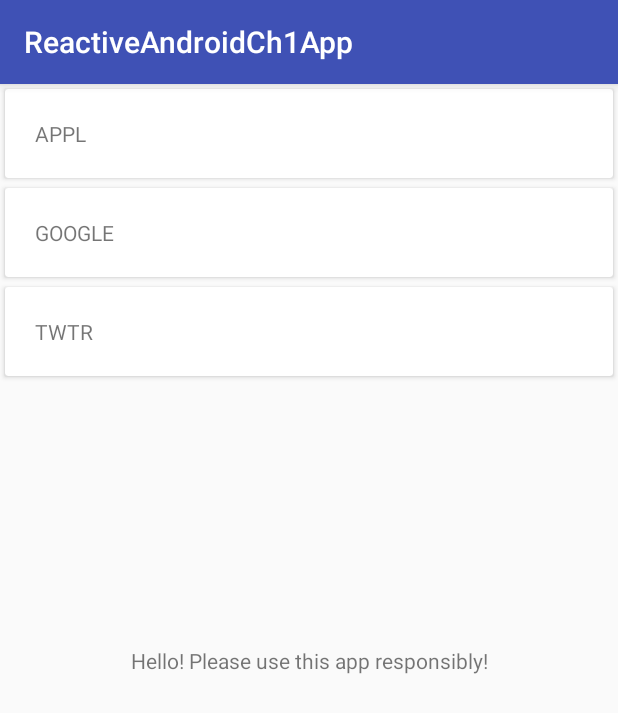
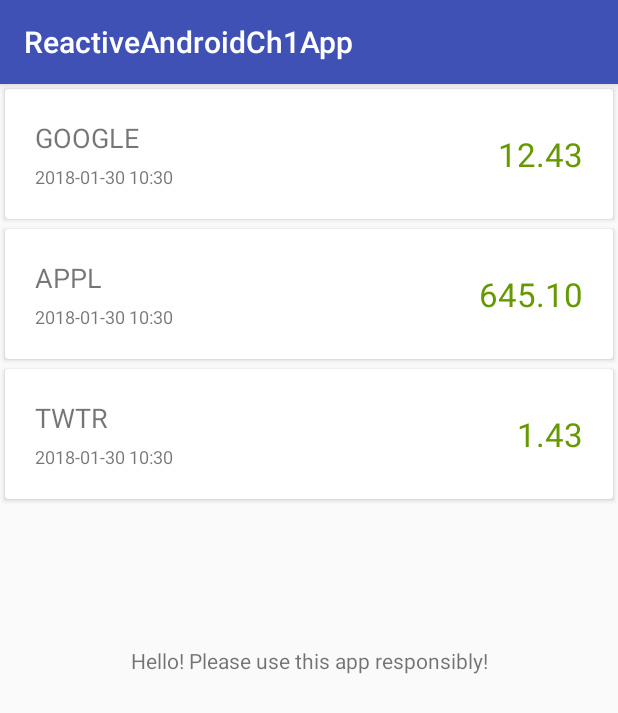
Before and after one commit to lokinmodar/ReactiveAndroidCh1App, an Android app: the screen it shows after launch (MainActivity), on a phone screen of 412 x 824 dp. Shown: the top 713 px of the screen. Run offline under Robolectric (Android 15) with nearby library versions, the phone set to English and light mode, and no system bars; our stand-ins replace ButterKnife, RxJava.

Commit message:
Proceeding with Book Chapter 1 examples - part 2
Added new elements to the Stock Items CardViews and updated the other supporting code to reflect it.
Observable.just inserts 3 items into the RecyclerView.

```diff
--- a/app/src/main/java/br/com/theoldpinkeye/reactiveandroidch1app/MainActivity.java
+++ b/app/src/main/java/br/com/theoldpinkeye/reactiveandroidch1app/MainActivity.java
@@ -5,6 +5,8 @@ import android.os.Bundle;
 import android.support.v7.widget.LinearLayoutManager;
 import android.support.v7.widget.RecyclerView;
 import android.widget.TextView;
+
+import java.util.Date;
 
 import butterknife.BindView;
 import butterknife.ButterKnife;
@@ -45,10 +47,13 @@ public class MainActivity extends AppCompatActivity {
                     }
                 });
 
-        Observable.just("APPL", "GOOGLE", "TWTR")
-                .subscribe(new Consumer<String>() {
+        Observable.just(
+                new StockUpdate("GOOGLE", 12.43, new Date()),
+                new StockUpdate("APPL", 645.1, new Date()),
+                new StockUpdate("TWTR", 1.43, new Date()))
+                .subscribe(new Consumer<StockUpdate>() {
                     @Override
-                    public void accept(String stockSymbol) {
+                    public void accept(StockUpdate stockSymbol) {
                         stockDataAdapter.add(stockSymbol);
                     }
                 });
--- a/app/src/main/java/br/com/theoldpinkeye/reactiveandroidch1app/StockDataAdapter.java
+++ b/app/src/main/java/br/com/theoldpinkeye/reactiveandroidch1app/StockDataAdapter.java
@@ -13,7 +13,7 @@ import java.util.List;
  */
 
 public class StockDataAdapter extends RecyclerView.Adapter<StockUpdateViewHolder> {
-    private final List<String> data = new ArrayList<>();
+    private final List<StockUpdate> data = new ArrayList<>();
     @Override
     public StockUpdateViewHolder onCreateViewHolder(ViewGroup parent,
                                                     int viewType) {
@@ -23,15 +23,18 @@ public class StockDataAdapter extends RecyclerView.Adapter<StockUpdateViewHolder
         return vh;
     }
     @Override
-    public void onBindViewHolder(StockUpdateViewHolder holder, int
-            position) {
-        holder.stockSymbol.setText(data.get(position));
+    public void onBindViewHolder(StockUpdateViewHolder holder, int position) {
+        StockUpdate stockUpdate = data.get(position);
+        holder.setStockSymbol(stockUpdate.getStockSymbol());
+        holder.setPrice(stockUpdate.getPrice());
+        holder.setDate(stockUpdate.getDate());
     }
     @Override
     public int getItemCount() {
         return data.size();
     }
-    public void add(String stockSymbol) {
+
+    public void add(StockUpdate stockSymbol) {
         this.data.add(stockSymbol);
         notifyItemInserted(data.size() - 1);
     }
--- /dev/null
+++ b/app/src/main/java/br/com/theoldpinkeye/reactiveandroidch1app/StockUpdate.java
@@ -0,0 +1,29 @@
+package br.com.theoldpinkeye.reactiveandroidch1app;
+
+import java.io.Serializable;
+import java.math.BigDecimal;
+import java.util.Date;
+
+/**
+ * Created by Just Us on 29/01/2018.
+ */
+
+public class StockUpdate implements Serializable {
+    private final String stockSymbol;
+    private final BigDecimal price;
+    private final Date date;
+    public StockUpdate(String stockSymbol, double price, Date date) {
+        this.stockSymbol = stockSymbol;
+        this.price = new BigDecimal(price);
+        this.date = date;
+    }
+    public String getStockSymbol() {
+        return stockSymbol;
+    }
+    public BigDecimal getPrice() {
+        return price;
+    }
+    public Date getDate() {
+        return date;
+    }
+}
--- a/app/src/main/java/br/com/theoldpinkeye/reactiveandroidch1app/StockUpdateViewHolder.java
+++ b/app/src/main/java/br/com/theoldpinkeye/reactiveandroidch1app/StockUpdateViewHolder.java
@@ -1,8 +1,14 @@
 package br.com.theoldpinkeye.reactiveandroidch1app;
 
 import android.support.v7.widget.RecyclerView;
+import android.text.format.DateFormat;
 import android.view.View;
 import android.widget.TextView;
+
+import java.math.BigDecimal;
+import java.text.DecimalFormat;
+import java.text.NumberFormat;
+import java.util.Date;
 
 import butterknife.BindView;
 import butterknife.ButterKnife;
@@ -14,6 +20,24 @@ import butterknife.ButterKnife;
 public class StockUpdateViewHolder extends RecyclerView.ViewHolder {
     @BindView(R.id.stock_item_symbol)
     TextView stockSymbol;
+    @BindView(R.id.stock_item_date)
+    TextView date;
+    @BindView(R.id.stock_item_price)
+    TextView price;
+    private static final NumberFormat PRICE_FORMAT = new
+            DecimalFormat("#0.00");
+    public void setStockSymbol(String stockSymbol) {
+        this.stockSymbol.setText(stockSymbol);
+    }
+    public void setPrice(BigDecimal price) {
+        this.price.setText(PRICE_FORMAT.format(price.floatValue()));
+    }
+    public void setDate(Date date) {
+        this.date.setText(DateFormat.format("yyyy-MM-dd hh:mm", date));
+    }
+
+
+
     public StockUpdateViewHolder(View v) {
         super(v);
         ButterKnife.bind(this, v);
--- a/app/src/main/res/layout/stock_update_item.xml
+++ b/app/src/main/res/layout/stock_update_item.xml
@@ -4,9 +4,37 @@
     android:layout_width="match_parent"
     android:layout_height="wrap_content"
     android:layout_margin="3dp">
-    <TextView
-        android:id="@+id/stock_item_symbol"
-        android:layout_width="wrap_content"
-        android:layout_height="match_parent"
-        android:layout_margin="20dp" />
+    <RelativeLayout
+        android:layout_width="match_parent"
+        android:layout_height="wrap_content"
+        android:padding="20dp">
+        <TextView
+            android:id="@+id/stock_item_symbol"
+            android:layout_width="wrap_content"
+            android:layout_height="match_parent"
+            android:text="GOOGLE"
+            android:textSize="18sp" />
+
+        <TextView
+            android:id="@+id/stock_item_price"
+            android:layout_width="wrap_content"
+            android:layout_height="match_parent"
+            android:layout_alignParentRight="true"
+            android:layout_centerVertical="true"
+            android:text="18.90"
+            android:textColor="@android:color/holo_green_dark"
+            android:textSize="22sp" />
+
+        <TextView
+            android:id="@+id/stock_item_date"
+            android:layout_width="wrap_content"
+            android:layout_height="match_parent"
+            android:layout_below="@id/stock_item_symbol"
+            android:layout_marginTop="5dp"
+            android:text="2012-12-01"
+            android:textSize="12sp" />
+    </RelativeLayout>
+
+
+
 </android.support.v7.widget.CardView>
```
